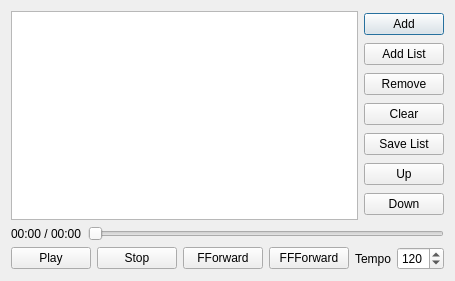
Old version of the form mt32emu_qt/src/MidiPlayerDialog.ui in the repository Stino/munt.
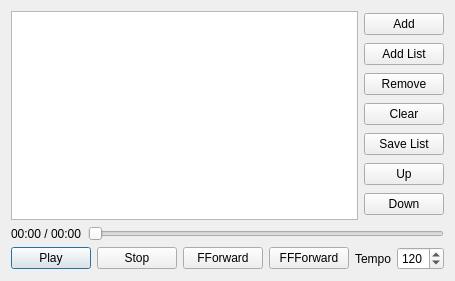
New version of the form.

Commit message: in MIDI player: - slightly improved behaviour of slider while dragging - "Play" button made the default button - NoteOff messages are now sent with a delay of one sample period

```diff
--- a/mt32emu_qt/src/MidiPlayerDialog.ui
+++ b/mt32emu_qt/src/MidiPlayerDialog.ui
@@ -110,6 +110,9 @@
          <property name="text">
           <string>Play</string>
          </property>
+         <property name="default">
+          <bool>true</bool>
+         </property>
         </widget>
        </item>
        <item>
```
The commit also changes 3 other files.
